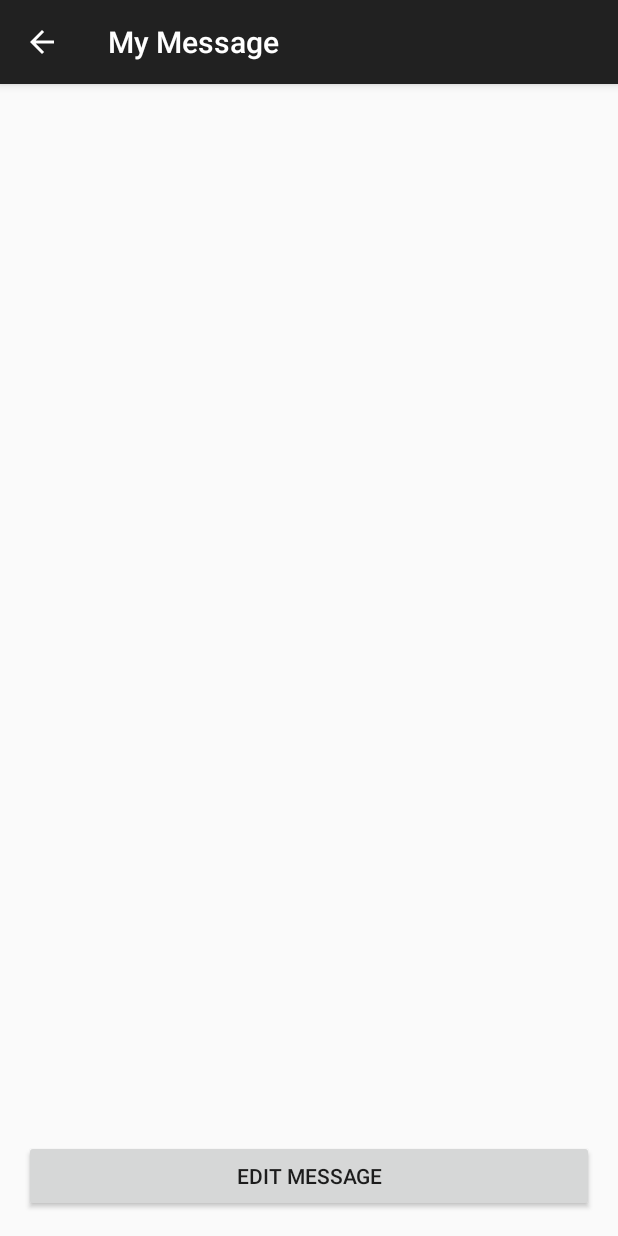
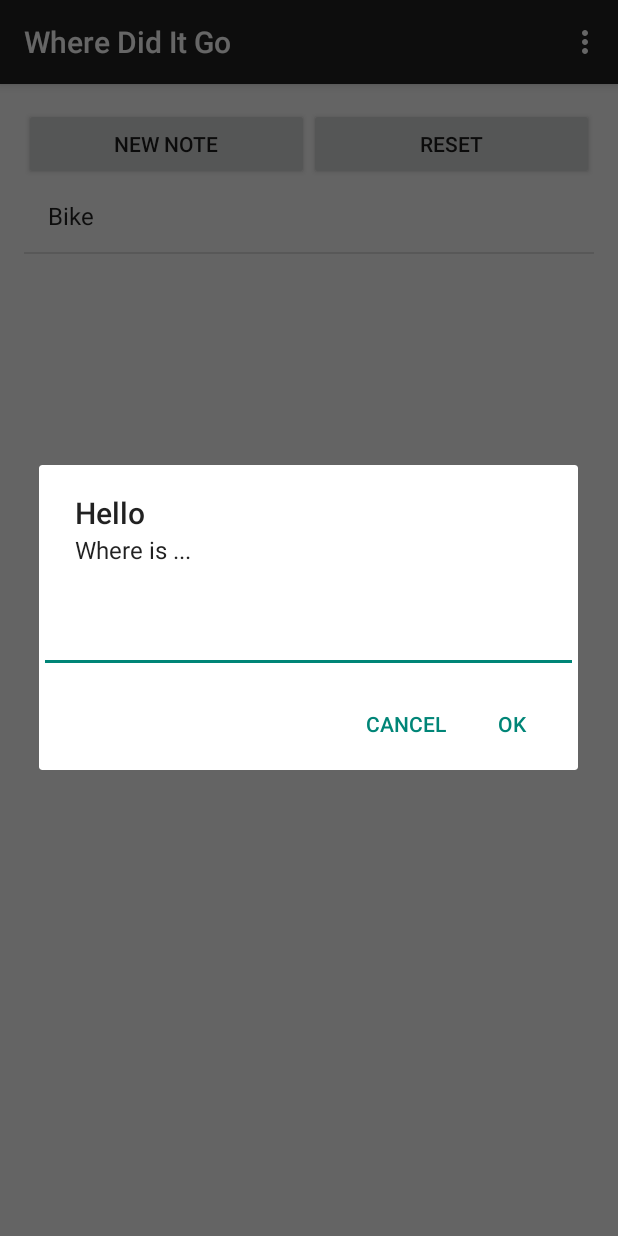
Before and after one commit to alexanderwu/WhereDidItGo, an Android app: the screen it shows after launch (DisplayMessageActivity before the commit, MyActivity after it), after a tap on "NEW NOTE", on a phone screen of 412 x 824 dp. Run offline under Robolectric (Android 15) with nearby library versions, the phone set to English and light mode, and no system bars.

```diff
--- a/app/src/main/java/com/example/alexanderwu/wherediditgo/MyActivity.java
+++ b/app/src/main/java/com/example/alexanderwu/wherediditgo/MyActivity.java
@@ -1,26 +1,127 @@
 package com.example.alexanderwu.wherediditgo;
 
+import android.app.AlertDialog;
+import android.content.DialogInterface;
 import android.content.Intent;
+import android.content.SharedPreferences;
 import android.os.Bundle;
 import android.support.v7.app.ActionBarActivity;
+import android.util.Log;
 import android.view.Menu;
 import android.view.MenuItem;
 import android.view.View;
+import android.widget.AdapterView;
+import android.widget.ArrayAdapter;
+import android.widget.EditText;
+import android.widget.ListView;
+import android.widget.Toast;
+
+import java.util.ArrayList;
 
 
-public class MyActivity extends ActionBarActivity {
+public class MyActivity extends ActionBarActivity implements View.OnClickListener, AdapterView.OnItemClickListener {
     // ### Do I need these?
     //public final static String PREFS_NAME = "MyPrefsFile";
-    public final static String EXTRA_MESSAGE = "com.example.alexanderwu.wherediditgo.MESSAGE";
+    //public final static String EXTRA_MESSAGE = "com.example.alexanderwu.wherediditgo.MESSAGE";
+    public static final String PREF = "Prefs";
+
+    public static final String NOTE_KEY = "NoteKey";
+    public static final String COUNT_KEY = "Count";
+    SharedPreferences mSharedPreferences;
+
+    ArrayAdapter mArrayAdapter;
+    ArrayList mNameList = new ArrayList();
 
     @Override
     protected void onCreate(Bundle savedInstanceState) {
         super.onCreate(savedInstanceState);
         setContentView(R.layout.activity_my);
+
+        // Get Handle to UI elements
+        ListView mainListView = (ListView) findViewById(R.id.listView);
+
+        // ### Working on this part:
+        // Create an ArrayAdapter for the ListView
+        mArrayAdapter = new ArrayAdapter(this,
+                        android.R.layout.simple_list_item_1,
+                        mNameList);
+        mainListView.setAdapter(mArrayAdapter);
+
+        mSharedPreferences = getSharedPreferences(PREF, MODE_PRIVATE);
+
+        loadData();
+
+        mainListView.setOnItemClickListener(this);
+    }
+    // ###
+    public void loadData() {
+        String note = mSharedPreferences.getString(NOTE_KEY, "Bike");
+        int count = mSharedPreferences.getInt(COUNT_KEY,0);
+        mNameList.add(note);
+        mArrayAdapter.notifyDataSetChanged();
+        Toast.makeText(getApplicationContext(), count + " notes saved!", Toast.LENGTH_SHORT).show();
+    }
+    // ###
+
+    //public void addNote() {}
+
+    public void newMessage(View view) {
+        // Dialog
+        AlertDialog.Builder alert = new AlertDialog.Builder(this);
+        alert.setTitle("Hello");
+        alert.setMessage("Where is ...");
+        // Create EditText for entry
+        final EditText input = new EditText(this);
+        alert.setView(input);
+        // Make an "OK" button to save the name
+        alert.setPositiveButton("OK", new DialogInterface.OnClickListener() {
+            public void onClick(DialogInterface dialog, int whichButton) {
+                // Grab the EditText's input
+                String inputName = input.getText().toString();
+                // Put it into memory (don't forget to commit!)
+                SharedPreferences.Editor e = mSharedPreferences.edit();
+                e.putString(NOTE_KEY,inputName);
+                if(e.commit()) {
+                    Toast.makeText(getApplicationContext(), inputName + " saved!", Toast.LENGTH_SHORT).show();
+                    mNameList.add(inputName);
+                    mArrayAdapter.notifyDataSetChanged();
+                } else {
+                    Toast.makeText(getApplicationContext(), inputName + " not saved!", Toast.LENGTH_SHORT).show();
+                }
+            }
+        });
+        // Make a "Cancel" button that simply dismisses the alert
+        alert.setNegativeButton("Cancel", new DialogInterface.OnClickListener() {
+            public void onClick(DialogInterface dialog, int whichButton) {}
+        });
+        alert.show();
+
+        //Intent intent = new Intent(this, DisplayMessageActivity.class);
+        //startActivity(intent);
     }
 
-    public void newMessage(View view) {
+    public void deleteNotes(View view) {
+        SharedPreferences.Editor e = mSharedPreferences.edit();
+        e.clear();
+        e.commit();
+        mArrayAdapter.clear();
+        mArrayAdapter.notifyDataSetChanged();
+    }
+
+    @Override
+    public void onClick(View v) {
+
+    }
+
+    @Override
+    public void onItemClick(AdapterView<?> parent, View view, int position, long id) {
+        String noteName = mNameList.get(position).toString();
+        // Log the item's position and contents to the console in Debug
+        Log.d("omg android", position + ": " + noteName);
+        Toast.makeText(getApplicationContext(), noteName + " clicked!", Toast.LENGTH_SHORT).show();
+
         Intent intent = new Intent(this, DisplayMessageActivity.class);
+        intent.putExtra("title",noteName);
         startActivity(intent);
     }
 
--- a/app/src/main/res/layout/activity_display_message.xml
+++ b/app/src/main/res/layout/activity_display_message.xml
@@ -1,30 +1,37 @@
-<RelativeLayout xmlns:android="http://schemas.android.com/apk/res/android"
+<LinearLayout xmlns:android="http://schemas.android.com/apk/res/android"
     xmlns:tools="http://schemas.android.com/tools" android:layout_width="match_parent"
     android:layout_height="match_parent" android:paddingLeft="@dimen/activity_horizontal_margin"
     android:paddingRight="@dimen/activity_horizontal_margin"
     android:paddingTop="@dimen/activity_vertical_margin"
     android:paddingBottom="@dimen/activity_vertical_margin"
+    android:orientation="vertical"
     tools:context="com.example.alexanderwu.wherediditgo.DisplayMessageActivity">
+
+    <TextView
+        android:layout_width="match_parent"
+        android:layout_height="wrap_content"
+        android:text="Title"
+        android:id="@+id/note_title"
+        android:textStyle="bold"
+        android:gravity="center_horizontal" />
 
     <ScrollView
         android:layout_width="match_parent"
-        android:layout_height="wrap_content"
-        android:id="@+id/scrollView2"
-        android:layout_above="@+id/button2"
-        android:layout_alignParentTop="true">
+        android:layout_height="0dp"
+        android:layout_weight="1"
+        android:id="@+id/scrollView2" >
 
-        <TextView android:text="@string/hello_world"
+        <TextView
             android:id="@+id/display_message"
-            android:layout_width="wrap_content"
-            android:layout_height="wrap_content" />
+            android:layout_width="match_parent"
+            android:layout_height="wrap_content"
+            android:hint="Empty note" />
     </ScrollView>
 
     <Button
         android:layout_width="match_parent"
         android:layout_height="wrap_content"
         android:text="@string/button_edit"
-        android:id="@+id/edit_button"
-        android:layout_alignParentBottom="true"
-        android:layout_centerHorizontal="true" />
+        android:id="@+id/edit_button" />
 
-</RelativeLayout>
+</LinearLayout>
--- a/app/src/main/res/layout/activity_my.xml
+++ b/app/src/main/res/layout/activity_my.xml
@@ -8,24 +8,31 @@
     android:paddingBottom="@dimen/activity_vertical_margin"
     android:orientation="vertical" >
 
-    <ScrollView
-        android:layout_width="match_parent"
-        android:layout_height="wrap_content"
-        android:id="@+id/scrollView" >
-
     <LinearLayout
-            android:orientation="vertical"
+        android:orientation="horizontal"
         android:layout_width="fill_parent"
         android:layout_height="wrap_content">
 
         <Button
-                android:layout_width="match_parent"
+            android:layout_width="0dp"
             android:layout_height="wrap_content"
             android:text="@string/button_new_note"
             android:onClick="newMessage"
-                android:layout_gravity="center_horizontal" />
+            android:layout_weight="1" />
+
+        <Button
+            android:layout_width="0dp"
+            android:layout_height="wrap_content"
+            android:text="@string/delete_notes"
+            android:onClick="deleteNotes"
+            android:layout_weight="1" />
     </LinearLayout>
-    </ScrollView>
+
+    <ListView
+        android:id="@+id/listView"
+        android:layout_width="match_parent"
+        android:layout_height="0dp"
+        android:layout_weight="1"/>
 
 
 </LinearLayout>
--- a/app/src/main/res/values/strings.xml
+++ b/app/src/main/res/values/strings.xml
@@ -3,6 +3,7 @@
     <string name="edit_message">Where is it?</string>
     <string name="button_save">Save</string>
     <string name="button_new_note">New Note</string>
+    <string name="delete_notes">Reset</string>
     <string name="action_settings">Settings</string>
     <string name="title_activity_main">MainActivity</string>
     <string name="title_activity_display_message">My Message</string>
@@ -11,4 +12,5 @@
 
     <string name="hello_world">Hello world!</string>
     <string name="title_activity_edit_message">EditMessageActivity</string>
+
 </resources>
```
Also changed, not shown: app/src/main/AndroidManifest.xml (+11 -0 lines), app/src/main/java/com/example/alexanderwu/wherediditgo/DisplayMessageActivity.java (+13 -2 lines), app/src/main/java/com/example/alexanderwu/wherediditgo/EditMessageActivity.java (+2 -7 lines). Lines whose indentation alone changed are shown as unchanged.
